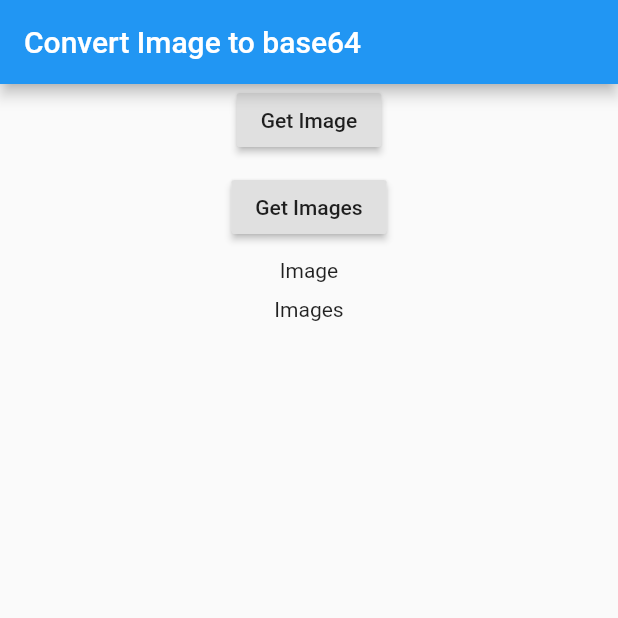
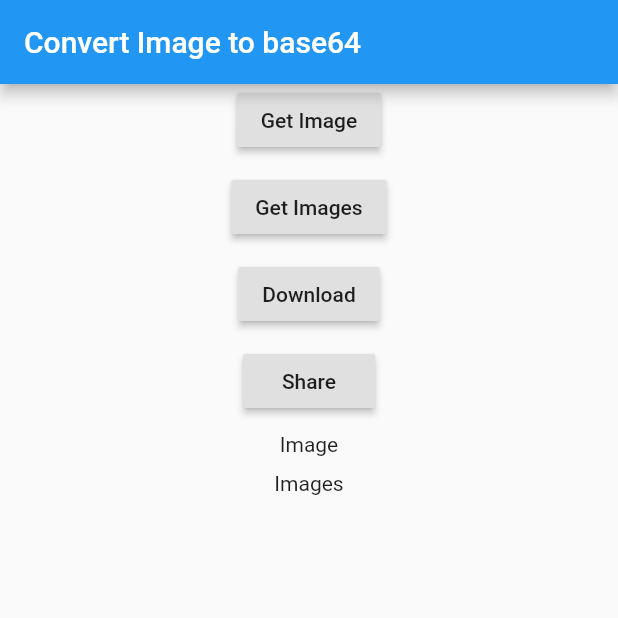
Before and after one commit to michaelosama39/MekoApp, a Flutter app: the screen it shows after launch, on a phone screen of 412 x 824 dp, the top half of it. Run offline on Flutter 3.47's test engine with Material 2 defaults, Android fonts, the phone set to English and light mode, and no system bars; our stand-ins replace image_picker, share_plus; missing offline and left inert: flutter_downloader.

Commit message:
Add download , Share

```diff
--- a/lib/ImageScreen.dart
+++ b/lib/home.dart
@@ -1,21 +1,47 @@
 import 'dart:convert';
 import 'dart:io';
+import 'dart:isolate';
 import 'dart:typed_data';
+import 'dart:ui';
+import 'package:flutter/foundation.dart';
 import 'package:flutter/material.dart';
 import 'package:image_picker/image_picker.dart';
+import 'package:path_provider/path_provider.dart';
+import 'package:flutter_downloader/flutter_downloader.dart';
+import 'package:share_plus/share_plus.dart';
 
-class ImageScreen extends StatefulWidget {
-  const ImageScreen({Key key}) : super(key: key);
+class Home extends StatefulWidget {
+  const Home({Key key}) : super(key: key);
 
   @override
-  State<ImageScreen> createState() => _ImageScreenState();
+  State<Home> createState() => _HomeState();
 }
 
-class _ImageScreenState extends State<ImageScreen> {
+class _HomeState extends State<Home> {
   File _image;
   List<String> listOfImages = [];
   String img64;
   List<Uint8List> listOfImgByte = [];
+  ReceivePort _receivePort = ReceivePort();
+  int progress = 0;
+  File downloadedPDFFile;
+
+  @override
+  void initState() {
+    IsolateNameServer.registerPortWithName(
+        _receivePort.sendPort, 'downloading');
+    _receivePort.listen((message) {
+      setState(() {
+        progress = message[2];
+      });
+      print(progress);
+    });
+    FlutterDownloader.registerCallback((id, status, progress) {
+      SendPort sendPort = IsolateNameServer.lookupPortByName('downloading');
+      sendPort.send([id, status, progress]);
+    });
+    super.initState();
+  }
 
   @override
   Widget build(BuildContext context) {
@@ -41,6 +67,29 @@ class _ImageScreenState extends State<ImageScreen> {
             onPressed: () {
               setState(() {
                 getImages();
+              });
+            },
+          ),SizedBox(
+            height: 10,
+          ),
+          RaisedButton(
+            child: Text('Download'),
+            onPressed: () {
+              setState(() {
+                _downloadFile(url: '' , filename: '');
+              });
+            },
+          ),
+          SizedBox(
+            height: 10,
+          ),
+          RaisedButton(
+            child: Text('Share'),
+            onPressed: () {
+              setState(() async{
+                if (downloadedPDFFile != null) {
+                  await Share.shareFiles([downloadedPDFFile.path]);
+                }
               });
             },
           ),
@@ -93,4 +142,22 @@ class _ImageScreenState extends State<ImageScreen> {
     String img64 = base64Encode(bytes);
     print('Image Base64 Is : ${img64.length}');
   }
+
+  Future<File> _downloadFile({String url, String filename}) async {
+    var httpClient = new HttpClient();
+    try {
+      var request = await httpClient.getUrl(Uri.parse(url));
+      var response = await request.close();
+      var bytes = await consolidateHttpClientResponseBytes(response);
+      final dir = await getTemporaryDirectory();
+      File file = new File('${dir.path}/$filename.pdf');
+      await file.writeAsBytes(bytes);
+      print('downloaded file path = ${file.path}');
+      downloadedPDFFile = file;
+      return file;
+    } catch (error) {
+      print('pdf downloading error = $error');
+      return File('');
+    }
+  }
 }
--- a/lib/main.dart
+++ b/lib/main.dart
@@ -1,5 +1,5 @@
 import 'package:flutter/material.dart';
-import 'package:meko_app/ImageScreen.dart';
+import 'package:meko_app/home.dart';
 
 void main() {
   runApp(const MyApp());
@@ -11,7 +11,7 @@ class MyApp extends StatelessWidget {
   @override
   Widget build(BuildContext context) {
     return MaterialApp(
-      home: ImageScreen(),
+      home: Home(),
     );
   }
 }
--- a/pubspec.yaml
+++ b/pubspec.yaml
@@ -27,8 +27,11 @@ environment:
 # the latest version available on pub.dev. To see which dependencies have newer
 # versions available, run `flutter pub outdated`.
 dependencies:
+  flutter_downloader:
+  path_provider: ^1.0.0
+  permission_handler:
+  share_plus: ^2.1.4
   image_picker:
-  image_utils_class: ^2.0.0
   flutter:
     sdk: flutter
 
```
Also changed, not shown: pubspec.lock.
